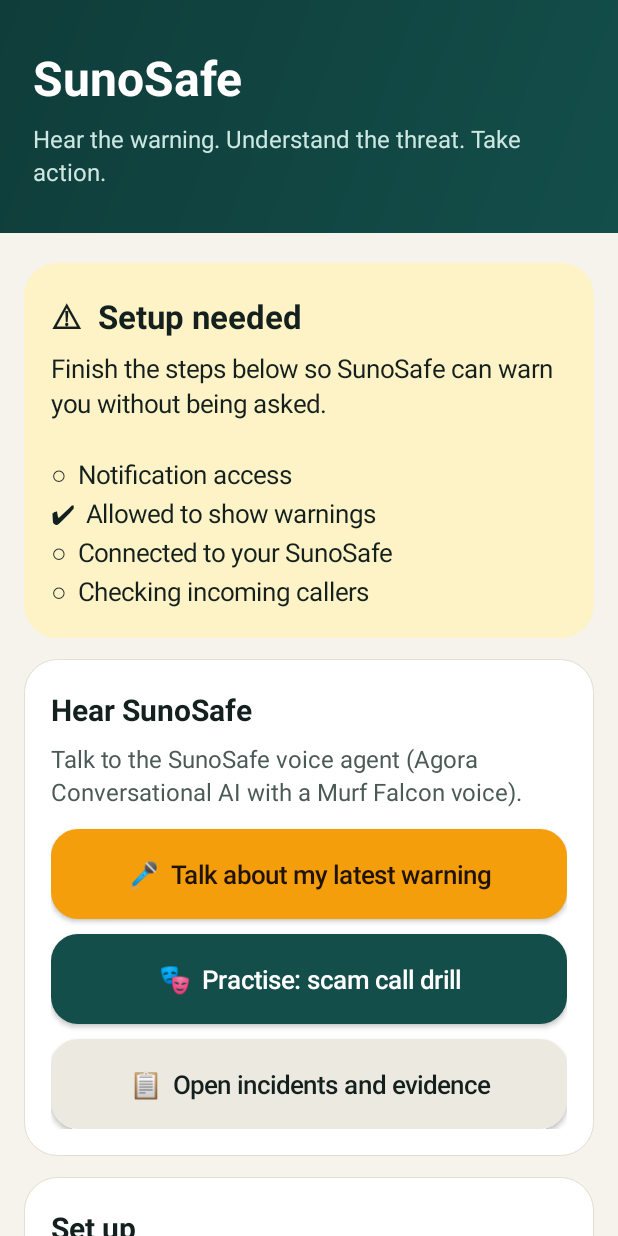
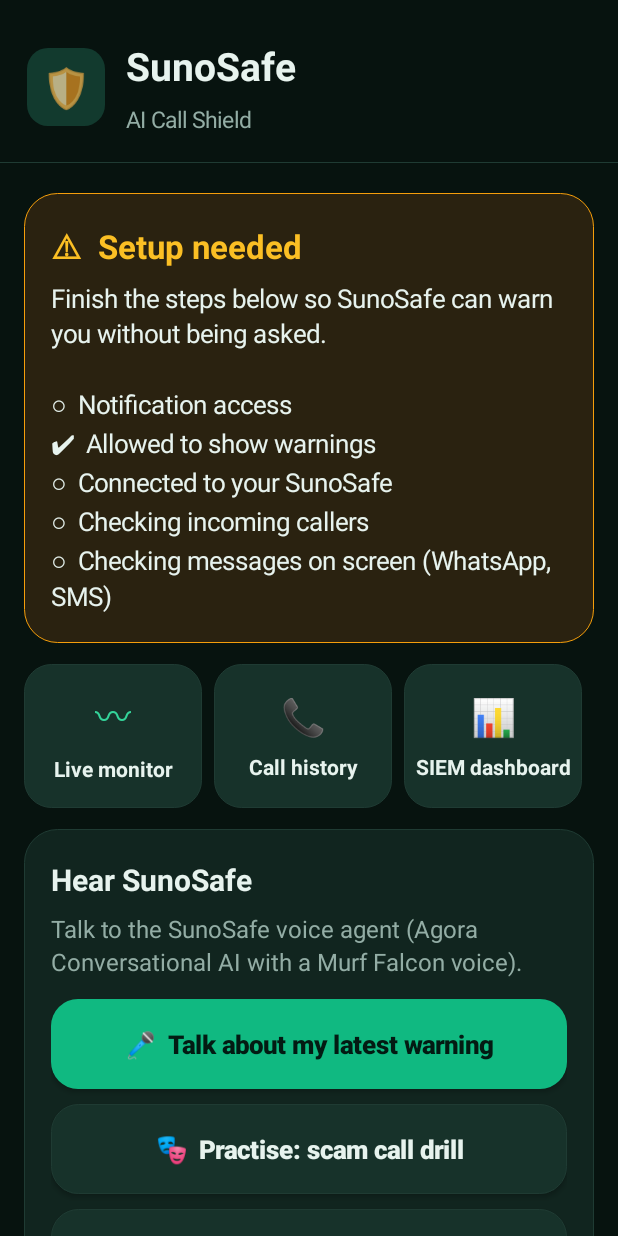
Before and after one commit to Nimisha-Anchith/sunosafe, an Android app: the screen it shows after launch (MainActivity), on a phone screen of 412 x 824 dp. Run offline under Robolectric (Android 15) with nearby library versions, the phone set to English and light mode, and no system bars.

Commit message:
feat: phone voice fix, WhatsApp/SMS screen checking, hosting on Render + Vercel
- Phone Talk: ENABLE_AUDIO_PTS was set after the RTC connection existed; Android
  Chrome then refused encoded streams and the microphone sent silence (ASR
  timeouts, AUDIO_INPUT_LEVEL_TOO_LOW). Decided once before createClient, off on phones.
- Android companion: accessibility-based screen checking of messages opened or
  scrolled in WhatsApp/SMS/Telegram (user-enabled, prefilter on phone, no
  passwords or typing); night-green theme; tiles for live monitor, calls, dashboard.
- Gateway: device notifications carry source=notification|screen.
- Hosting: app.hosted mounts the gateway under /gw next to the private API
  (API_TOKEN required); render.yaml blueprint; web app sends
  SUNOSAFE_BACKEND_TOKEN, derives the gateway base from the LLM URL, and can
  redirect the APK download to SUNOSAFE_APK_URL.

302 backend tests; typecheck, lint; laptop setup re-checked with the token.
Phone voice and screen checking not yet confirmed on the S24.

Co-Authored-By: Claude Opus 5.5 <noreply@anthropic.com>

```diff
--- a/android/app/src/main/java/app/sunosafe/companion/Backend.kt
+++ b/android/app/src/main/java/app/sunosafe/companion/Backend.kt
@@ -64,13 +64,14 @@ object Backend {
         }
     }
 
-    fun report(c: Context, appPackage: String, title: String, text: String): Verdict? =
+    fun report(c: Context, appPackage: String, title: String, text: String, source: String = "notification"): Verdict? =
         post(c, "/device/notifications", JSONObject()
             .put("app", appPackage)
             .put("title", title.take(200))
             .put("text", text.take(4000))
             .put("device_id", Prefs.deviceId(c))
-            .put("lang", Prefs.lang(c)))
+            .put("lang", Prefs.lang(c))
+            .put("source", source))
 
     fun reportCall(c: Context, number: String?, timeoutMs: Int = 4_000): Verdict? =
         post(c, "/device/calls", JSONObject()
--- a/android/app/src/main/java/app/sunosafe/companion/MainActivity.kt
+++ b/android/app/src/main/java/app/sunosafe/companion/MainActivity.kt
@@ -35,16 +35,22 @@ class MainActivity : Activity() {
     private lateinit var statusTitle: TextView
     private lateinit var statusBody: TextView
     private lateinit var stats: TextView
-    private val teal = Color.parseColor("#0F3D3A")
-    private val tealMid = Color.parseColor("#134E4A")
+    private val bg = Color.parseColor("#07130F")
+    private val surface = Color.parseColor("#11251F")
+    private val elev = Color.parseColor("#17322A")
+    private val border = Color.parseColor("#1F3B33")
+    private val green = Color.parseColor("#34D399")
+    private val tealMid = Color.parseColor("#10B981")
+    private val onGreen = Color.parseColor("#031B13")
     private val amber = Color.parseColor("#F59E0B")
-    private val ink = Color.parseColor("#14201D")
-    private val muted = Color.parseColor("#4B5A56")
+    private val ink = Color.parseColor("#E7F3EE")
+    private val muted = Color.parseColor("#93ADA5")
 
     override fun onCreate(savedInstanceState: Bundle?) {
         super.onCreate(savedInstanceState)
         Alerts.ensureChannel(this)
-        window.statusBarColor = teal
+        window.statusBarColor = bg
+        window.navigationBarColor = bg
         setContentView(buildScreen())
         handlePairingLink(intent)
     }
@@ -110,6 +116,11 @@ class MainActivity : Activity() {
         Build.VERSION.SDK_INT < 33 ||
             checkSelfPermission(Manifest.permission.POST_NOTIFICATIONS) == PackageManager.PERMISSION_GRANTED
 
+    private fun screenReaderOn(): Boolean {
+        val enabled = Settings.Secure.getString(contentResolver, Settings.Secure.ENABLED_ACCESSIBILITY_SERVICES).orEmpty()
+        return enabled.split(":").any { it.startsWith("$packageName/") }
+    }
+
     private fun screeningRoleHeld(): Boolean =
         Build.VERSION.SDK_INT >= 29 &&
             getSystemService(RoleManager::class.java)?.isRoleHeld(RoleManager.ROLE_CALL_SCREENING) == true
@@ -124,11 +135,17 @@ class MainActivity : Activity() {
             append("${mark(listenerEnabled())}  Notification access\n")
             append("${mark(warningsAllowed())}  Allowed to show warnings\n")
             append("${mark(Prefs.isPaired(this@MainActivity))}  Connected to your SunoSafe\n")
-            append("${mark(screeningRoleHeld())}  Checking incoming callers")
+            append("${mark(screeningRoleHeld())}  Checking incoming callers\n")
+            append("${mark(screenReaderOn())}  Checking messages on screen (WhatsApp, SMS)")
         }
-        (statusCard.background as GradientDrawable).setColor(
-            if (watching) Color.parseColor("#DCFCE7") else Color.parseColor("#FEF3C7"))
+        (statusCard.background as GradientDrawable).apply {
+            setColor(if (watching) Color.parseColor("#0F2E24") else Color.parseColor("#2A2210"))
+            setStroke(dp(1), if (watching) green else amber)
+        }
+        statusTitle.setTextColor(if (watching) green else Color.parseColor("#FBBF24"))
         stats.text = "Messages looked at on this phone: ${Prefs.count(this, "seen")}\n" +
+            "Screens checked in WhatsApp/SMS: ${Prefs.count(this, "screen_scans")} " +
+            "(warnings: ${Prefs.count(this, "screen_alerts")})\n" +
             "Hidden by the app (could not check): ${Prefs.count(this, "hidden")}\n" +
             "Sent for a full check: ${Prefs.count(this, "sent")}\n" +
             "Message warnings: ${Prefs.count(this, "alerts")}\n" +
@@ -210,12 +227,13 @@ class MainActivity : Activity() {
             setLineSpacing(0f, 1.15f)
         }
 
-    private fun button(label: String, bg: Int = tealMid, fg: Int = Color.WHITE, onClick: () -> Unit) = Button(this).apply {
+    private fun button(label: String, bg: Int = tealMid, fg: Int = onGreen, onClick: () -> Unit) = Button(this).apply {
         text = label
         textSize = 17f
         isAllCaps = false
         setTextColor(fg)
-        background = rounded(bg, 18)
+        background = rounded(bg, 18, if (bg == elev) border else null)
+        setTypeface(typeface, Typeface.BOLD)
         minimumHeight = dp(60)
         setPadding(dp(16), dp(10), dp(16), dp(10))
         layoutParams = LinearLayout.LayoutParams(ViewGroup.LayoutParams.MATCH_PARENT, ViewGroup.LayoutParams.WRAP_CONTENT)
@@ -234,7 +252,7 @@ class MainActivity : Activity() {
 
     private fun card(title: String, vararg children: View): LinearLayout = LinearLayout(this).apply {
         orientation = LinearLayout.VERTICAL
-        background = rounded(Color.WHITE, 22, Color.parseColor("#E2DED1"))
+        background = rounded(surface, 22, border)
         setPadding(dp(18), dp(16), dp(18), dp(18))
         layoutParams = LinearLayout.LayoutParams(ViewGroup.LayoutParams.MATCH_PARENT, ViewGroup.LayoutParams.WRAP_CONTENT)
             .apply { topMargin = dp(14) }
@@ -245,18 +263,32 @@ class MainActivity : Activity() {
     private fun buildScreen(): View {
         val root = LinearLayout(this).apply {
             orientation = LinearLayout.VERTICAL
-            setBackgroundColor(Color.parseColor("#F5F3EC"))
+            setBackgroundColor(bg)
         }
 
         // Header
         val header = LinearLayout(this).apply {
+            orientation = LinearLayout.HORIZONTAL
+            gravity = Gravity.CENTER_VERTICAL
+            setPadding(dp(18), dp(22), dp(18), dp(14))
+        }
+        header.addView(TextView(this).apply {
+            text = "🛡"
+            textSize = 26f
+            gravity = Gravity.CENTER
+            background = rounded(Color.parseColor("#123A2E"), 14)
+            layoutParams = LinearLayout.LayoutParams(dp(52), dp(52)).apply { marginEnd = dp(14) }
+        })
+        header.addView(LinearLayout(this).apply {
             orientation = LinearLayout.VERTICAL
-            background = GradientDrawable(GradientDrawable.Orientation.TL_BR, intArrayOf(teal, tealMid))
-            setPadding(dp(22), dp(26), dp(22), dp(26))
-        }
-        header.addView(text("SunoSafe", 32f, bold = true, color = Color.WHITE))
-        header.addView(text("Hear the warning. Understand the threat. Take action.", 16f, color = Color.parseColor("#CDE7E2")))
+            addView(text("SunoSafe", 26f, bold = true))
+            addView(text("AI Call Shield", 15f, color = muted))
+        })
         root.addView(header)
+        root.addView(View(this).apply {
+            setBackgroundColor(border)
+            layoutParams = LinearLayout.LayoutParams(ViewGroup.LayoutParams.MATCH_PARENT, dp(1))
+        })
 
         val column = LinearLayout(this).apply {
             orientation = LinearLayout.VERTICAL
@@ -267,7 +299,7 @@ class MainActivity : Activity() {
         statusBody = text("", 17f)
         statusCard = LinearLayout(this).apply {
             orientation = LinearLayout.VERTICAL
-            background = rounded(Color.parseColor("#FEF3C7"), 22)
+            background = rounded(Color.parseColor("#2A2210"), 22, amber)
             setPadding(dp(18), dp(16), dp(18), dp(16))
             layoutParams = LinearLayout.LayoutParams(ViewGroup.LayoutParams.MATCH_PARENT, ViewGroup.LayoutParams.WRAP_CONTENT)
                 .apply { topMargin = dp(16) }
@@ -276,14 +308,36 @@ class MainActivity : Activity() {
         }
         column.addView(statusCard)
 
+        fun tile(icon: String, label: String, path: String) = LinearLayout(this).apply {
+            orientation = LinearLayout.VERTICAL
+            gravity = Gravity.CENTER
+            background = rounded(elev, 18, border)
+            minimumHeight = dp(96)
+            setPadding(dp(6), dp(12), dp(6), dp(12))
+            layoutParams = LinearLayout.LayoutParams(0, ViewGroup.LayoutParams.WRAP_CONTENT, 1f).apply { marginEnd = dp(8) }
+            addView(text(icon, 24f, color = green).apply { gravity = Gravity.CENTER })
+            addView(text(label, 14f, bold = true).apply { gravity = Gravity.CENTER })
+            isClickable = true
+            setOnClickListener { openWeb(path) }
+        }
+        val tiles = LinearLayout(this).apply {
+            orientation = LinearLayout.HORIZONTAL
+            layoutParams = LinearLayout.LayoutParams(ViewGroup.LayoutParams.MATCH_PARENT, ViewGroup.LayoutParams.WRAP_CONTENT)
+                .apply { topMargin = dp(14) }
+            addView(tile("〰", "Live monitor", "/?tab=live"))
+            addView(tile("📞", "Call history", "/?tab=calls"))
+            addView(tile("📊", "SIEM dashboard", "/?tab=dashboard"))
+        }
+        column.addView(tiles)
+
         column.addView(card("Hear SunoSafe",
             text("Talk to the SunoSafe voice agent (Agora Conversational AI with a Murf Falcon voice).", 16f, color = muted),
-            button("🎤  Talk about my latest warning", amber, Color.parseColor("#1F1300")) {
+            button("🎤  Talk about my latest warning") {
                 val incident = Prefs.lastIncident(this)
                 openWeb("/talk?lang=${Prefs.lang(this)}" + if (incident > 0) "&incident=$incident" else "")
             },
-            button("🎭  Practise: scam call drill") { openWeb("/talk?mode=drill&lang=${Prefs.lang(this)}") },
-            button("📋  Open incidents and evidence", Color.parseColor("#ECEAE0"), ink) { openWeb("/?tab=incidents") },
+            button("🎭  Practise: scam call drill", elev, ink) { openWeb("/talk?mode=drill&lang=${Prefs.lang(this)}") },
+            button("📋  Open incidents and evidence", elev, ink) { openWeb("/?tab=incidents") },
         ))
 
         column.addView(card("Set up",
@@ -295,7 +349,12 @@ class MainActivity : Activity() {
             },
             text("3.  Connect: open your SunoSafe web app on this phone → Settings → \"Connect Android app\".", 16f),
             button("4.  Let SunoSafe check unknown callers") { requestScreeningRole() },
-            button("Keep SunoSafe running (battery)", Color.parseColor("#ECEAE0"), ink) {
+            button("5.  Check messages I open in WhatsApp / SMS") {
+                Toast.makeText(this, "Installed apps → SunoSafe screen checking → On. If it is greyed out: " +
+                    "App info → ⋮ → Allow restricted settings.", Toast.LENGTH_LONG).show()
+                startActivity(Intent(Settings.ACTION_ACCESSIBILITY_SETTINGS))
+            },
+            button("Keep SunoSafe running (battery)", elev, ink) {
                 startActivity(Intent(Settings.ACTION_IGNORE_BATTERY_OPTIMIZATION_SETTINGS))
             },
         ))
@@ -315,8 +374,8 @@ class MainActivity : Activity() {
                 textSize = 17f
                 isAllCaps = false
                 val chosen = Prefs.lang(this@MainActivity) == code
-                setTextColor(if (chosen) Color.WHITE else ink)
-                background = rounded(if (chosen) tealMid else Color.parseColor("#ECEAE0"), 16)
+                setTextColor(if (chosen) onGreen else ink)
+                background = rounded(if (chosen) tealMid else elev, 16, if (chosen) null else border)
                 layoutParams = LinearLayout.LayoutParams(0, dp(56), 1f).apply { marginEnd = dp(8) }
                 setOnClickListener {
                     Prefs.setLang(this@MainActivity, code)
--- a/android/app/src/main/res/values/strings.xml
+++ b/android/app/src/main/res/values/strings.xml
@@ -4,4 +4,6 @@
     <string name="listener_label">SunoSafe scam warnings</string>
     <string name="channel_alerts">Scam warnings</string>
     <string name="channel_alerts_desc">Warnings when SunoSafe finds a suspicious message</string>
+    <string name="screen_reader_label">SunoSafe screen checking</string>
+    <string name="screen_reader_desc">Lets SunoSafe check the messages you open or scroll through in WhatsApp and SMS apps for scams. Only those apps; never passwords or what you type. Only messages with links or scam wording are sent for a full check.</string>
 </resources>
--- a/android/app/src/main/res/values/themes.xml
+++ b/android/app/src/main/res/values/themes.xml
@@ -1,9 +1,14 @@
 <?xml version="1.0" encoding="utf-8"?>
 <resources>
-    <style name="SunoTheme" parent="android:Theme.Material.Light.NoActionBar">
-        <item name="android:colorPrimary">#134E4A</item>
-        <item name="android:colorAccent">#134E4A</item>
-        <item name="android:statusBarColor">#134E4A</item>
-        <item name="android:windowBackground">@android:color/white</item>
+    <!-- Night-green theme, matching the SunoSafe web app. -->
+    <style name="SunoTheme" parent="android:Theme.Material.NoActionBar">
+        <item name="android:colorPrimary">#10B981</item>
+        <item name="android:colorAccent">#34D399</item>
+        <item name="android:statusBarColor">#07130F</item>
+        <item name="android:navigationBarColor">#07130F</item>
+        <item name="android:windowBackground">@color/suno_bg</item>
+        <item name="android:textColorPrimary">#E7F3EE</item>
+        <item name="android:textColorSecondary">#93ADA5</item>
     </style>
+    <color name="suno_bg">#07130F</color>
 </resources>
```
Also changed, not shown: android/app/src/main/AndroidManifest.xml (+17 -0 lines), android/app/src/main/java/app/sunosafe/companion/SunoScreenReader.kt (added, +116 -0 lines), android/app/src/main/res/xml/screen_reader.xml (added, +10 -0 lines), 13 other files.
